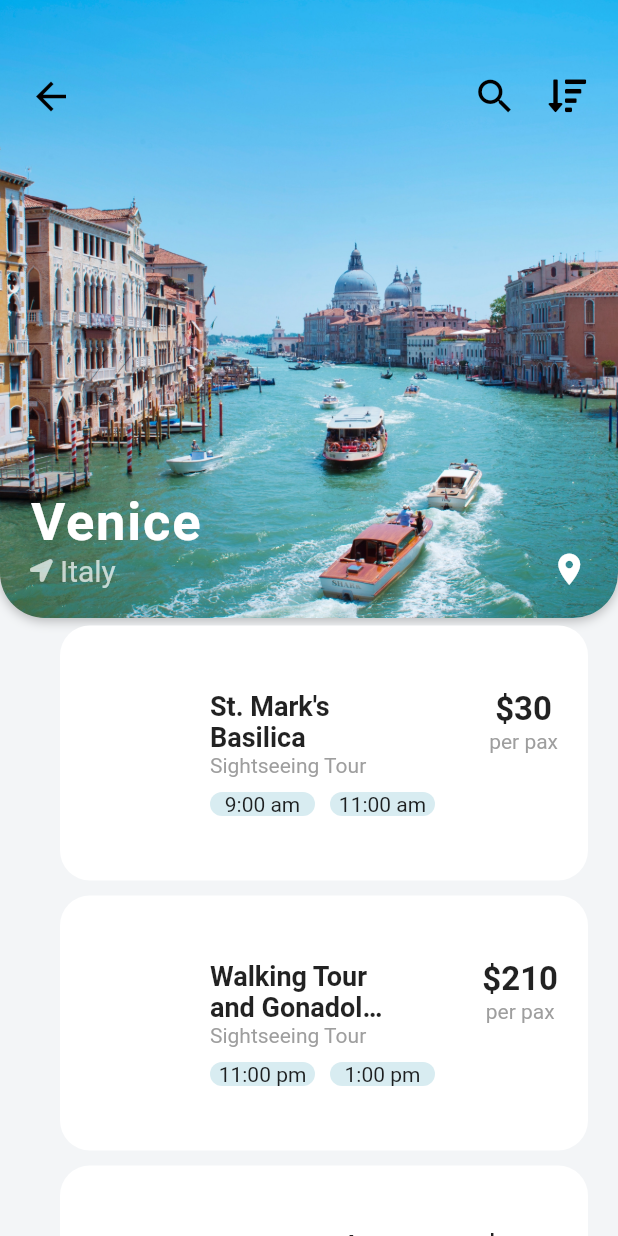
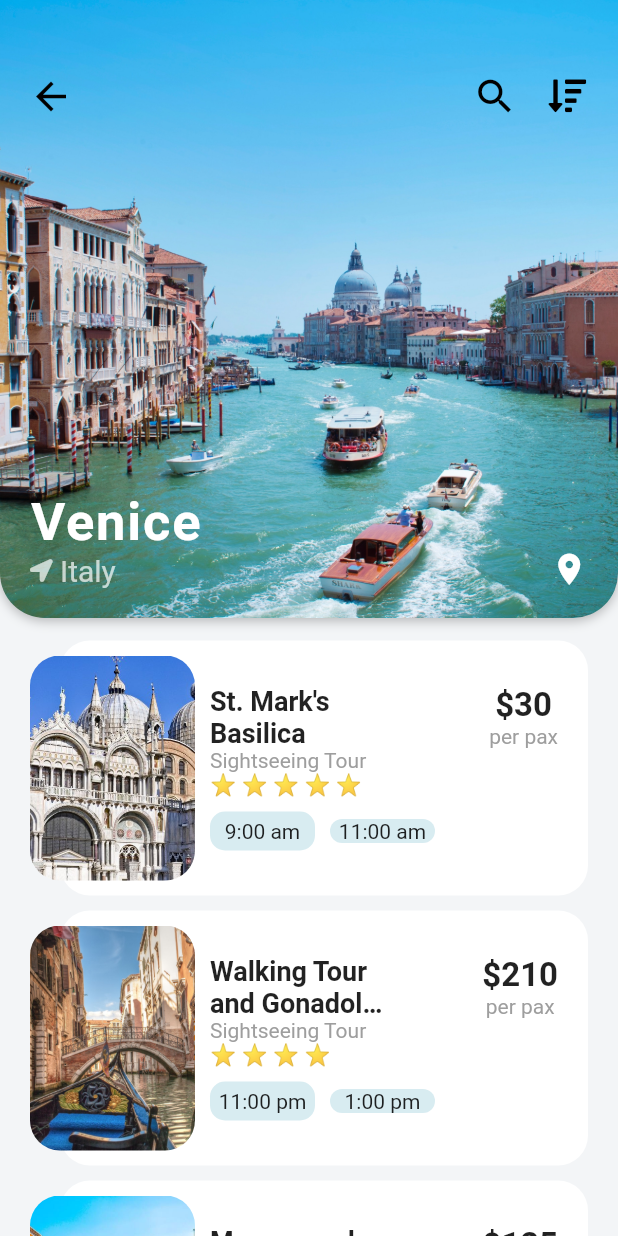
Before and after one commit to BrenoBaronte/travel_app, a Flutter app: the screen it shows after launch, after a tap on an icon or button, on a phone screen of 412 x 824 dp. Run offline on Flutter 3.47's test engine with Material 2 defaults, Android fonts, the phone set to English and light mode, and no system bars; our stand-ins replace font_awesome_flutter; network calls fail.

```diff
--- a/lib/screens/destination_screen.dart
+++ b/lib/screens/destination_screen.dart
@@ -13,6 +13,16 @@ class DestinationScreen extends StatefulWidget {
 }
 
 class _DestinationScreenState extends State<DestinationScreen> {
+
+  Text _buildRatingStars(int rating) {
+    String stars = '';
+    for (int i = 0; i < rating; i ++){
+      stars += '⭐ ';
+    }
+    stars.trim();
+    return Text(stars);
+  }
+
   @override
   Widget build(BuildContext context) {
     return Scaffold(
@@ -123,6 +133,7 @@ class _DestinationScreenState extends State<DestinationScreen> {
           ),
           Expanded(
             child: ListView.builder(
+              padding: EdgeInsets.only(top: 10.0, bottom: 15.0),
               itemCount: widget.destination.activities.length,
               itemBuilder: (BuildContext context, int index) {
                 Activity activity = widget.destination.activities[index];
@@ -183,11 +194,12 @@ class _DestinationScreenState extends State<DestinationScreen> {
                                 color: Colors.grey,
                               )
                             ),
-                            // _buildRatingStars(activity.rating),
+                            _buildRatingStars(activity.rating),
                             SizedBox(height: 10.0),
                             Row(
                               children: <Widget>[
                                 Container(
+                                  padding: EdgeInsets.all(5.0),
                                   width: 70.0,
                                   decoration: BoxDecoration(
                                     color: Theme.of(context).accentColor,
@@ -216,6 +228,21 @@ class _DestinationScreenState extends State<DestinationScreen> {
                         ),
                       ),
                     ),
+                    Positioned(
+                      left: 20.0,
+                      top: 15.0,
+                      bottom: 15.0,
+                      child: ClipRRect(
+                        borderRadius: BorderRadius.circular(20.0),
+                        child: Image(
+                          width: 110.0,
+                          image: AssetImage(
+                            activity.imageUrl,
+                          ),
+                          fit:BoxFit.cover,
+                        ),
+                      ),
+                    ),
                   ],
                 );
               },
--- a/lib/screens/home_screen.dart
+++ b/lib/screens/home_screen.dart
@@ -25,7 +25,6 @@ class _HomeScreenState extends State<HomeScreen> {
         setState(() {
           _selectedIndex = index;
         });
-        print(_selectedIndex);
       },
       child: Container(
         height: 60.0,
```
